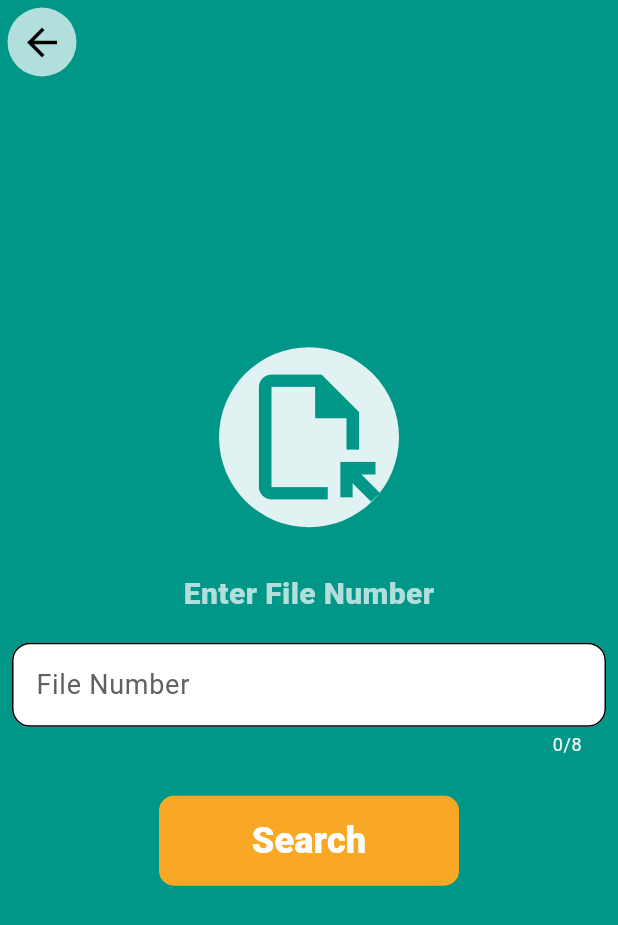
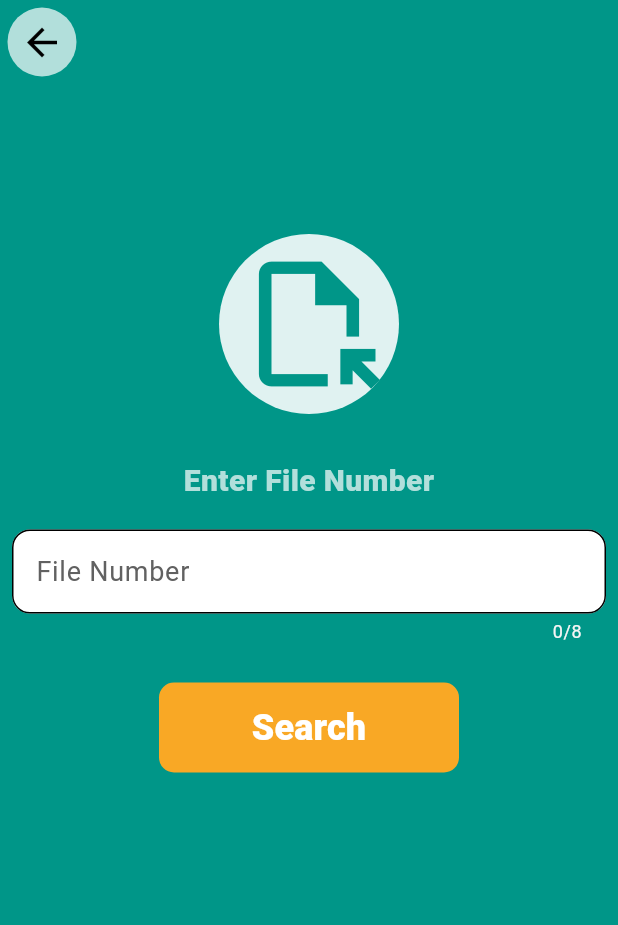
Before and after one commit to Mohammed-Al-Lail/Files_Tracker_App, a Flutter app: the searchForFile screen opened directly, on a phone screen of 412 x 824 dp. Shown: the top 925 px of the screen. Run offline on Flutter 3.47's test engine with Material 3 defaults, Android fonts, the phone set to English and light mode, and no system bars; our stand-ins replace file_picker.

Commit message:
commite-6

```diff
--- a/lib/Screens/SerchForFile.dart
+++ b/lib/Screens/SerchForFile.dart
@@ -128,11 +128,14 @@ class _searchForFileState extends State<searchForFile> {
 
         ),
 
-      body: Column(
+      body: SingleChildScrollView(
+
+        child: Column(
           mainAxisAlignment: MainAxisAlignment.center,
 
             children: [
 
+              const SizedBox(height: 100,),
               // icon for design
               Container(
                 width: 120,
@@ -203,6 +206,7 @@ class _searchForFileState extends State<searchForFile> {
 
         ]
             ),
+      ),
 
     );
   }
--- a/lib/Screens/addNewFile.dart
+++ b/lib/Screens/addNewFile.dart
@@ -116,11 +116,14 @@ class _addNewFileState extends State<addNewFile> {
 
 
 
+      child: SingleChildScrollView(
+
         child: Column(
           mainAxisAlignment: MainAxisAlignment.center,
 
           children: [
 
+            const SizedBox(height: 100,),
             // icon for design
               Container(
                 width: 120,
@@ -213,6 +216,7 @@ class _addNewFileState extends State<addNewFile> {
               const SizedBox(height: 50,)
           ],
         ),
+      ),
             )
     );
   }
--- a/lib/Screens/distinctFileScreen.dart
+++ b/lib/Screens/distinctFileScreen.dart
@@ -72,6 +72,7 @@ class _distinctFileScreenState extends State<distinctFileScreen> {
 
 
       body: SafeArea(
+        child: SingleChildScrollView(
           child: Column(
 
 
@@ -197,7 +198,8 @@ class _distinctFileScreenState extends State<distinctFileScreen> {
                 const SizedBox(height: 20,),
 
                 // list viwe of the versions
-                  Expanded(
+                    SizedBox(
+                      height: 300,
                       child: ListView.builder(
                         itemCount: widget.file.versionsList.length,
                         itemBuilder: (context, index) {
@@ -214,6 +216,7 @@ class _distinctFileScreenState extends State<distinctFileScreen> {
             ],
           ),
         ),
+      ),
     );
 
 
--- a/lib/classes/version.dart
+++ b/lib/classes/version.dart
@@ -1,4 +1,4 @@
-//import 'package:file_picker/file_picker.dart';
+import 'package:file_picker/file_picker.dart';
 
 class Version{
 
@@ -6,13 +6,13 @@ class Version{
 
   required this.title,
   required this.date,
-  //this.pickedFile
+  this.pickedFile
   });
 
 
   final String title;
   final DateTime? date;
-  //PlatformFile? pickedFile; // not required
+  PlatformFile? pickedFile; // not required
 
 
 }
--- a/lib/utilites/fileDescreptionDialog.dart
+++ b/lib/utilites/fileDescreptionDialog.dart
@@ -68,6 +68,8 @@ final String descreption;
 
                  child: SingleChildScrollView( // the text will be scrollable
 
+                   child: Padding( // make a padding between the text and the enire container
+                     padding: const EdgeInsets.all(8.0),
                      child: Text(
                              descreption,
                              textAlign: TextAlign.center,
@@ -75,6 +77,7 @@ final String descreption;
                                 color: Colors.black,
                                 fontSize: 24,
                                 fontWeight: FontWeight.bold
+                               ),
                              ),
                    ),
                  ),
--- a/pubspec.yaml
+++ b/pubspec.yaml
@@ -36,7 +36,8 @@ dependencies:
   # Use with the CupertinoIcons class for iOS style icons.
   cupertino_icons: ^1.0.6
   provider: ^6.1.2
-  #file_picker: ^8.0.5
+  file_picker: ^8.1.2
+
 
 dev_dependencies:
   flutter_test:
```
Also changed, not shown: lib/utilites/myDialog.dart (+24 -24 lines), lib/utilites/versionContainer.dart (+12 -12 lines), pubspec.lock. Lines whose indentation alone changed are shown as unchanged.
